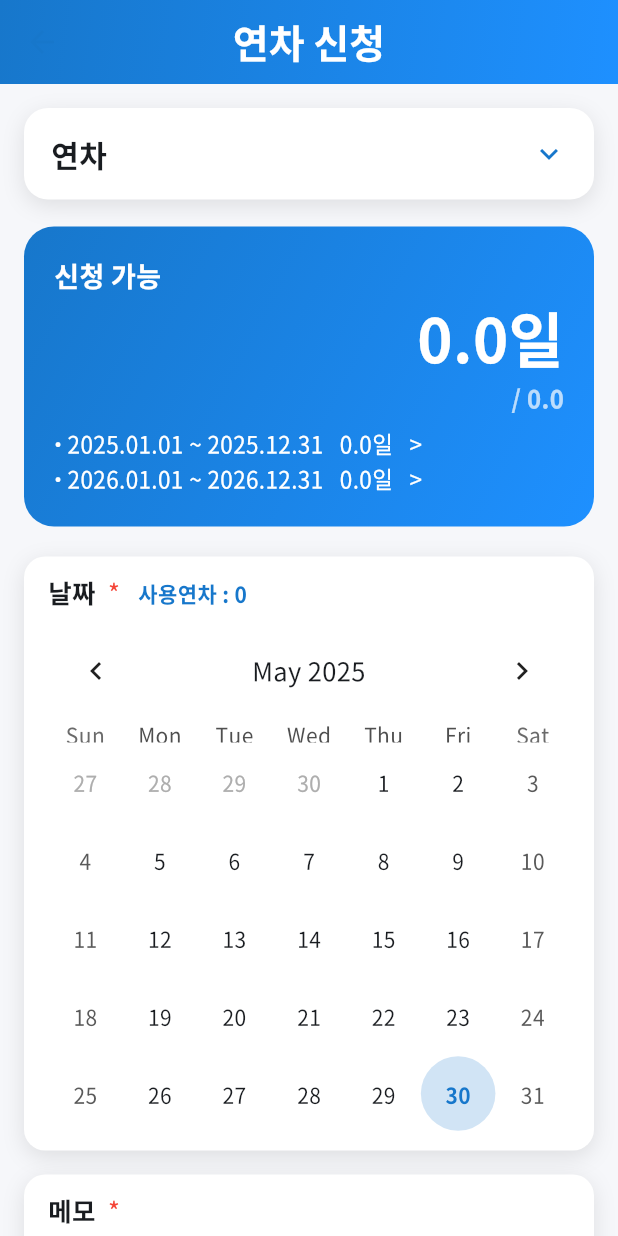
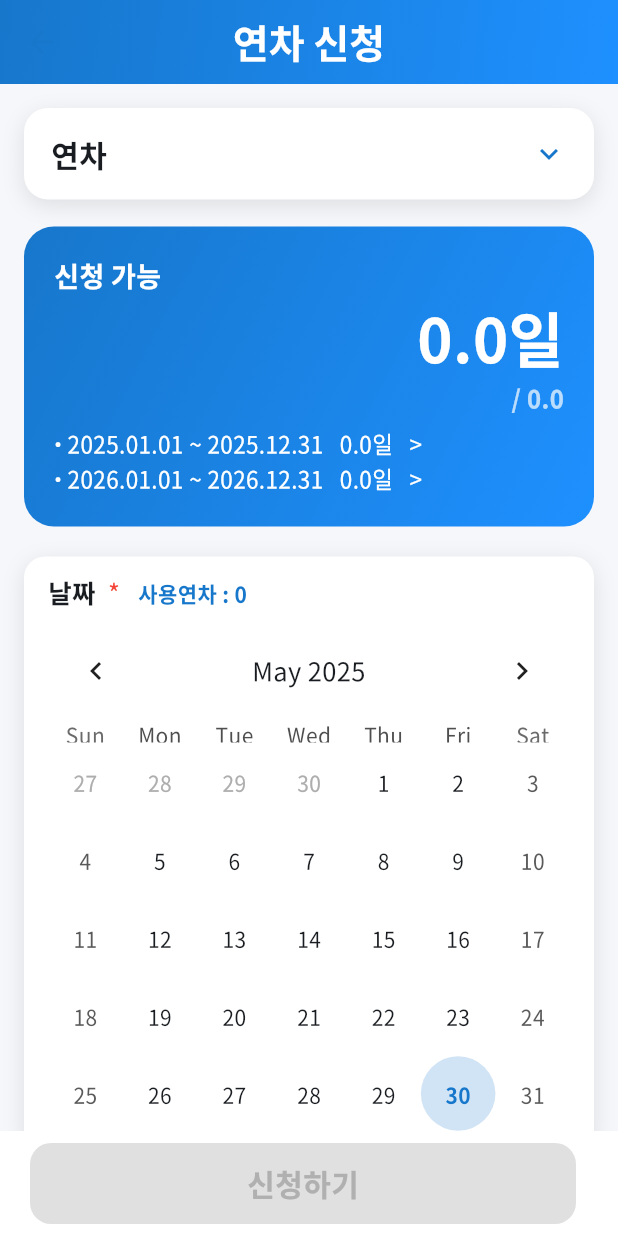
Before and after one commit to hyeunung/hansl_attendance, a Flutter app: the AnnualLeaveRequestScreen screen opened directly, on a phone screen of 412 x 824 dp. Run offline on Flutter 3.47's test engine with Material 3 defaults, Android fonts, the phone set to English and light mode, and no system bars; drawn by our look-alikes of table_calendar; our stand-ins replace dropdown_button2, geolocator, keyboard_actions, shared_preferences, supabase_flutter; accounts and stored records are empty.

Commit message:
연차/출장 탭 v1.0

```diff
--- a/lib/screens/leave/annual_leave_request_screen.dart
+++ b/lib/screens/leave/annual_leave_request_screen.dart
@@ -8,6 +8,7 @@ import 'package:intl/intl.dart';
 import '../../theme/app_colors.dart';
 import '../../theme/app_shadows.dart';
 import '../../theme/app_text_theme.dart';
+import 'package:keyboard_actions/keyboard_actions.dart';
 
 class AnnualLeaveRequestScreen extends StatefulWidget {
   const AnnualLeaveRequestScreen({super.key});
@@ -18,6 +19,7 @@ class AnnualLeaveRequestScreen extends StatefulWidget {
 
 class _AnnualLeaveRequestScreenState extends State<AnnualLeaveRequestScreen> {
   final TextEditingController _memoController = TextEditingController();
+  final FocusNode _memoFocusNode = FocusNode();
   LeaveType _selectedType = LeaveType.annual;
   bool _dropdownOpen = false;
   final List<LeaveType> _leaveTypes = [
@@ -39,6 +41,7 @@ class _AnnualLeaveRequestScreenState extends State<AnnualLeaveRequestScreen> {
   @override
   void dispose() {
     _memoController.dispose();
+    _memoFocusNode.dispose();
     super.dispose();
   }
 
@@ -184,6 +187,7 @@ class _AnnualLeaveRequestScreenState extends State<AnnualLeaveRequestScreen> {
 
   @override
   Widget build(BuildContext context) {
+    final barHeight = 48.0; // KeyboardActions bar 예상 높이 (사용 안함)
     return Consumer2<LeaveProvider, UserProvider>(
       builder: (context, leaveProvider, userProvider, _) {
         final now = DateTime.now();
@@ -224,13 +228,10 @@ class _AnnualLeaveRequestScreenState extends State<AnnualLeaveRequestScreen> {
             ),
           ),
           backgroundColor: const Color(0xFFF6F7FA),
-          body: Column(
+          body: ListView(
+            padding: const EdgeInsets.all(16),
             children: [
               _buildBanner(),
-              Expanded(
-                child: ListView(
-                  padding: const EdgeInsets.all(16),
-                  children: [
               // 드롭다운: 연차 유형 선택
               Column(
                 crossAxisAlignment: CrossAxisAlignment.start,
@@ -260,6 +261,8 @@ class _AnnualLeaveRequestScreenState extends State<AnnualLeaveRequestScreen> {
                     child: ClipRRect(
                       borderRadius: BorderRadius.circular(14),
                       child: ListView(
+                        shrinkWrap: true,
+                        physics: const NeverScrollableScrollPhysics(),
                         children: _leaveTypes.map((type) {
                           return Material(
                             color: Colors.white,
@@ -455,10 +458,10 @@ class _AnnualLeaveRequestScreenState extends State<AnnualLeaveRequestScreen> {
                       padding: const EdgeInsets.symmetric(horizontal: 12, vertical: 10),
                       child: TextField(
                         controller: _memoController,
+                        focusNode: _memoFocusNode,
                         decoration: const InputDecoration(
                           hintText: '메모를 입력하세요',
                           border: InputBorder.none,
-                                isCollapsed: true,
                         ),
                         maxLines: 3,
                         onChanged: (_) => setState(() {}),
@@ -472,10 +475,20 @@ class _AnnualLeaveRequestScreenState extends State<AnnualLeaveRequestScreen> {
                   ],
                 ),
               ),
-                    const SizedBox(height: 32),
-                    SizedBox(
-                      width: double.infinity,
-                      height: 54,
+            ],
+          ),
+          bottomNavigationBar: AnimatedPadding(
+            padding: EdgeInsets.only(bottom: MediaQuery.of(context).viewInsets.bottom),
+            duration: const Duration(milliseconds: 200),
+            curve: Curves.easeOut,
+            child: Container(
+              color: Colors.white,
+              padding: const EdgeInsets.symmetric(vertical: 8, horizontal: 20),
+              child: Row(
+                children: [
+                  if (MediaQuery.of(context).viewInsets.bottom > 0)
+                    SizedBox(width: 48), // 왼쪽 공간(키보드 올라왔을 때만)
+                  Expanded(
                     child: GestureDetector(
                       onTap: (_usedDaysSum > 0 && _memoController.text.trim().isNotEmpty)
                           ? () async {
@@ -532,6 +545,7 @@ class _AnnualLeaveRequestScreenState extends State<AnnualLeaveRequestScreen> {
                             }
                           : null,
                       child: Container(
+                        height: 54,
                         decoration: BoxDecoration(
                           gradient: (_usedDaysSum > 0 && _memoController.text.trim().isNotEmpty)
                               ? AppColors.primaryGradient
@@ -539,7 +553,7 @@ class _AnnualLeaveRequestScreenState extends State<AnnualLeaveRequestScreen> {
                           color: (_usedDaysSum > 0 && _memoController.text.trim().isNotEmpty)
                               ? null
                               : const Color(0xFFE0E0E0),
-                            borderRadius: BorderRadius.circular(12),
+                          borderRadius: BorderRadius.circular(14),
                           boxShadow: [
                             if (_usedDaysSum > 0 && _memoController.text.trim().isNotEmpty)
                               AppShadows.button,
@@ -559,10 +573,15 @@ class _AnnualLeaveRequestScreenState extends State<AnnualLeaveRequestScreen> {
                       ),
                     ),
                   ),
+                  const SizedBox(width: 8),
+                  if (MediaQuery.of(context).viewInsets.bottom > 0)
+                    IconButton(
+                      icon: const Icon(Icons.keyboard_arrow_down),
+                      onPressed: () => FocusScope.of(context).unfocus(), // 키보드 내리기
+                    ),
                 ],
               ),
             ),
-            ],
           ),
         );
       },
--- a/pubspec.yaml
+++ b/pubspec.yaml
@@ -13,14 +13,13 @@ dependencies:
   flutter:
     sdk: flutter
   supabase_flutter: ^2.3.3
-
-
   cupertino_icons: ^1.0.8
   shared_preferences: ^2.5.3
   geolocator: ^10.1.0
   provider: ^6.1.2
   table_calendar: ^3.2.0
   dropdown_button2: ^2.3.9
+  keyboard_actions: ^4.2.0
 
 dev_dependencies:
   flutter_test:
```
Also changed, not shown: lib/screens/leave/business_trip_request_screen.dart (+54 -19 lines), lib/screens/settings/settings_screen.dart (+11 -15 lines), pubspec.lock. Lines whose indentation alone changed are shown as unchanged.
